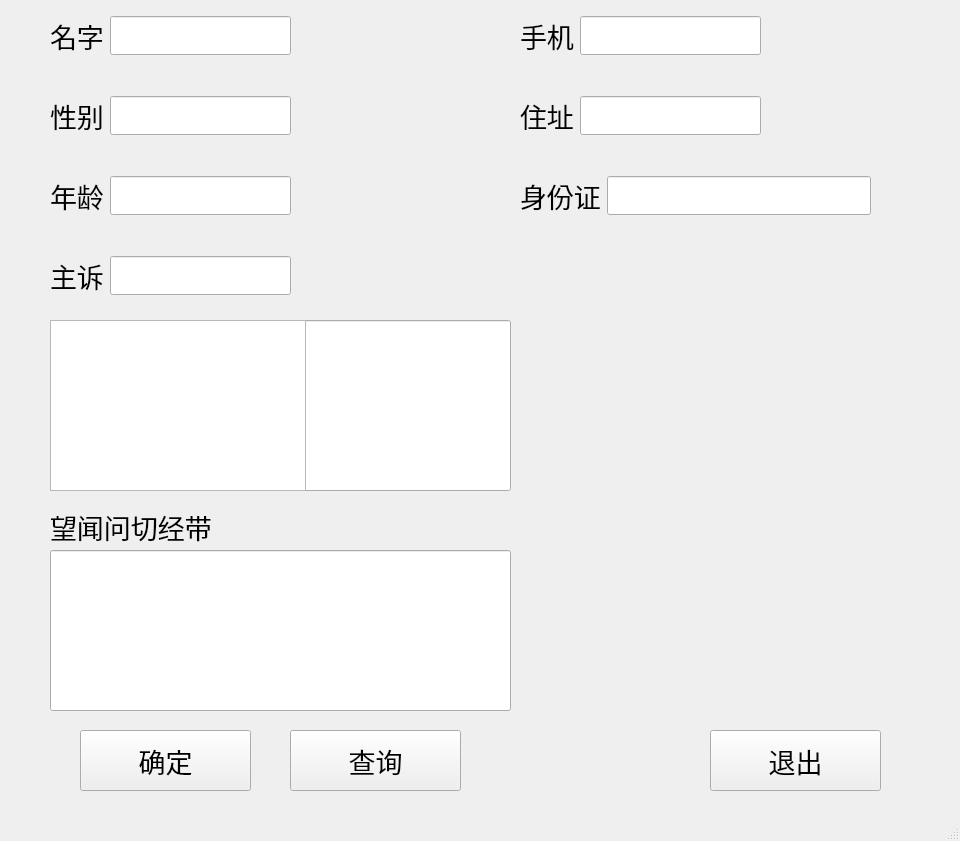
First picture: the form in UI/information.ui, repository DefJia/TCM-Retrieval-System, before the edit.
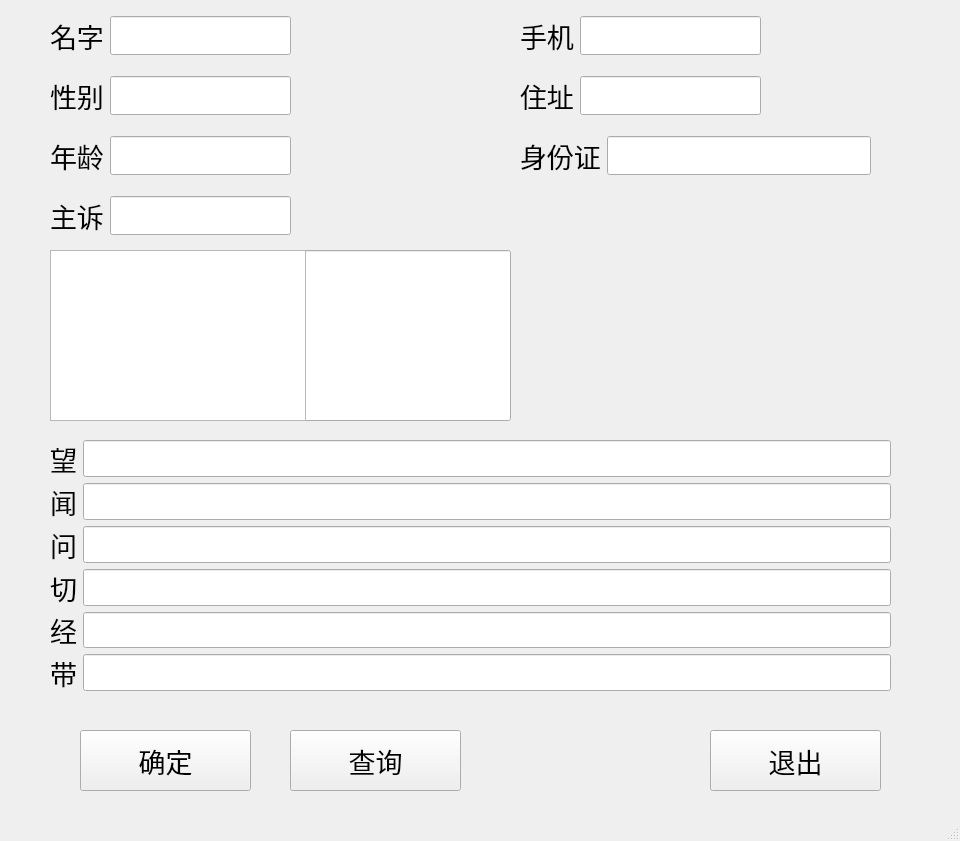
Second picture: the form after the edit.

Patch:
```diff
--- a/UI/information.ui
+++ b/UI/information.ui
@@ -32,29 +32,11 @@
      <string>确定</string>
     </property>
    </widget>
-   <widget class="QLabel" name="label_8">
+   <widget class="QLineEdit" name="tablewidgetMainSymptom">
     <property name="geometry">
      <rect>
       <x>50</x>
-      <y>510</y>
-      <width>198</width>
-      <height>33</height>
-     </rect>
-    </property>
-    <property name="font">
-     <font>
-      <pointsize>20</pointsize>
-     </font>
-    </property>
-    <property name="text">
-     <string>望闻问切经带</string>
-    </property>
-   </widget>
-   <widget class="QLineEdit" name="lineEdit_9">
-    <property name="geometry">
-     <rect>
-      <x>50</x>
-      <y>320</y>
+      <y>250</y>
       <width>461</width>
       <height>171</height>
      </rect>
@@ -102,7 +84,7 @@
     <property name="geometry">
      <rect>
       <x>50</x>
-      <y>80</y>
+      <y>60</y>
       <width>241</width>
       <height>71</height>
      </rect>
@@ -135,7 +117,7 @@
     <property name="geometry">
      <rect>
       <x>50</x>
-      <y>160</y>
+      <y>120</y>
       <width>241</width>
       <height>71</height>
      </rect>
@@ -201,7 +183,7 @@
     <property name="geometry">
      <rect>
       <x>520</x>
-      <y>80</y>
+      <y>60</y>
       <width>241</width>
       <height>71</height>
      </rect>
@@ -234,7 +216,7 @@
     <property name="geometry">
      <rect>
       <x>520</x>
-      <y>160</y>
+      <y>120</y>
       <width>351</width>
       <height>71</height>
      </rect>
@@ -267,7 +249,7 @@
     <property name="geometry">
      <rect>
       <x>50</x>
-      <y>240</y>
+      <y>180</y>
       <width>241</width>
       <height>71</height>
      </rect>
@@ -332,26 +314,11 @@
      <string>退出</string>
     </property>
    </widget>
-   <widget class="QLineEdit" name="lineEdit_16">
-    <property name="geometry">
-     <rect>
-      <x>50</x>
-      <y>550</y>
-      <width>461</width>
-      <height>161</height>
-     </rect>
-    </property>
-    <property name="font">
-     <font>
-      <pointsize>20</pointsize>
-     </font>
-    </property>
-   </widget>
    <widget class="QTableWidget" name="option">
     <property name="geometry">
      <rect>
       <x>50</x>
-      <y>320</y>
+      <y>250</y>
       <width>256</width>
       <height>171</height>
      </rect>
@@ -366,6 +333,144 @@
      <bool>false</bool>
     </attribute>
    </widget>
+   <widget class="QWidget" name="">
+    <property name="geometry">
+     <rect>
+      <x>50</x>
+      <y>440</y>
+      <width>841</width>
+      <height>251</height>
+     </rect>
+    </property>
+    <layout class="QFormLayout" name="formLayout">
+     <item row="0" column="0">
+      <widget class="QLabel" name="label_8">
+       <property name="font">
+        <font>
+         <pointsize>20</pointsize>
+        </font>
+       </property>
+       <property name="text">
+        <string>望</string>
+       </property>
+      </widget>
+     </item>
+     <item row="0" column="1">
+      <widget class="QLineEdit" name="lineEdit_16">
+       <property name="font">
+        <font>
+         <pointsize>20</pointsize>
+        </font>
+       </property>
+      </widget>
+     </item>
+     <item row="1" column="0">
+      <widget class="QLabel" name="label_15">
+       <property name="font">
+        <font>
+         <pointsize>20</pointsize>
+        </font>
+       </property>
+       <property name="text">
+        <string>闻</string>
+       </property>
+      </widget>
+     </item>
+     <item row="1" column="1">
+      <widget class="QLineEdit" name="lineEdit_17">
+       <property name="font">
+        <font>
+         <pointsize>20</pointsize>
+        </font>
+       </property>
+      </widget>
+     </item>
+     <item row="2" column="0">
+      <widget class="QLabel" name="label_16">
+       <property name="font">
+        <font>
+         <pointsize>20</pointsize>
+        </font>
+       </property>
+       <property name="text">
+        <string>问</string>
+       </property>
+      </widget>
+     </item>
+     <item row="2" column="1">
+      <widget class="QLineEdit" name="lineEdit_18">
+       <property name="font">
+        <font>
+         <pointsize>20</pointsize>
+        </font>
+       </property>
+      </widget>
+     </item>
+     <item row="3" column="0">
+      <widget class="QLabel" name="label_17">
+       <property name="font">
+        <font>
+         <pointsize>20</pointsize>
+        </font>
+       </property>
+       <property name="text">
+        <string>切</string>
+       </property>
+      </widget>
+     </item>
+     <item row="3" column="1">
+      <widget class="QLineEdit" name="lineEdit_19">
+       <property name="font">
+        <font>
+         <pointsize>20</pointsize>
+        </font>
+       </property>
+      </widget>
+     </item>
+     <item row="4" column="0">
+      <widget class="QLabel" name="label_18">
+       <property name="font">
+        <font>
+         <pointsize>20</pointsize>
+        </font>
+       </property>
+       <property name="text">
+        <string>经</string>
+       </property>
+      </widget>
+     </item>
+     <item row="4" column="1">
+      <widget class="QLineEdit" name="lineEdit_20">
+       <property name="font">
+        <font>
+         <pointsize>20</pointsize>
+        </font>
+       </property>
+      </widget>
+     </item>
+     <item row="5" column="0">
+      <widget class="QLabel" name="label_19">
+       <property name="font">
+        <font>
+         <pointsize>20</pointsize>
+        </font>
+       </property>
+       <property name="text">
+        <string>带</string>
+       </property>
+      </widget>
+     </item>
+     <item row="5" column="1">
+      <widget class="QLineEdit" name="lineEdit_21">
+       <property name="font">
+        <font>
+         <pointsize>20</pointsize>
+        </font>
+       </property>
+      </widget>
+     </item>
+    </layout>
+   </widget>
   </widget>
   <widget class="QMenuBar" name="menubar">
    <property name="geometry">
```
